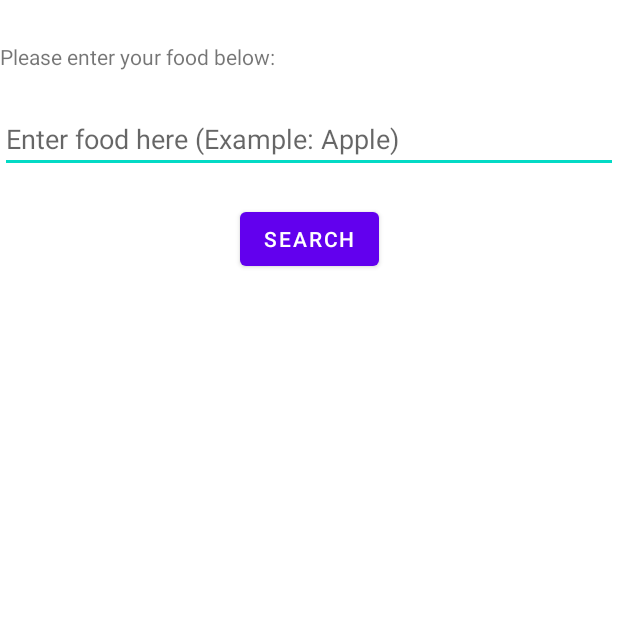
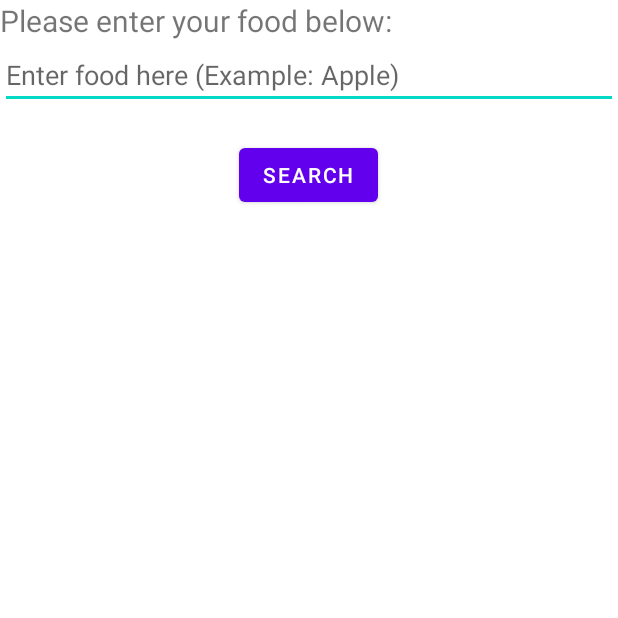
Before and after one commit to hitmanrebornict/mab-group-project, an Android app: the RecordMeals screen opened directly, with no data from a screen before it, on a phone screen of 412 x 824 dp, the top half of it. Run offline under Robolectric (Android 15) with nearby library versions, the phone set to English and light mode, and no system bars.

Commit message:
feat: changed activity_record_meals.xml layout & change the image in atkins.java from int4 to int5

```diff
--- a/app/src/main/java/com/example/mab_group_project/atkins.java
+++ b/app/src/main/java/com/example/mab_group_project/atkins.java
@@ -53,7 +53,7 @@ public class atkins extends AppCompatActivity {
 
         // Add the image to the LinearLayout
         ImageView imageView = new ImageView(this);
-        imageView.setImageResource(R.drawable.int4);
+        imageView.setImageResource(R.drawable.int5);
         imageView.setScaleType(ImageView.ScaleType.CENTER_CROP);
         layout1.addView(imageView);
 
--- a/app/src/main/res/layout/activity_record_meals.xml
+++ b/app/src/main/res/layout/activity_record_meals.xml
@@ -1,15 +1,17 @@
 <?xml version="1.0" encoding="utf-8"?>
-<androidx.constraintlayout.widget.ConstraintLayout xmlns:android="http://schemas.android.com/apk/res/android"
+<LinearLayout xmlns:android="http://schemas.android.com/apk/res/android"
     xmlns:app="http://schemas.android.com/apk/res-auto"
     xmlns:tools="http://schemas.android.com/tools"
     android:layout_width="match_parent"
     android:layout_height="match_parent"
+    android:orientation="vertical"
     tools:context=".RecordMeals">
 
     <TextView
         android:id="@+id/textView"
         android:layout_width="match_parent"
         android:layout_height="wrap_content"
+        android:textSize="20sp"
         android:text="Please enter your food below: "
         app:layout_constraintBottom_toBottomOf="parent"
         app:layout_constraintEnd_toEndOf="parent"
@@ -38,6 +40,7 @@
         android:layout_height="wrap_content"
         android:layout_marginTop="20dp"
         android:text="Search"
+        android:layout_gravity="center"
         app:layout_constraintEnd_toEndOf="parent"
         app:layout_constraintStart_toStartOf="parent"
         app:layout_constraintTop_toBottomOf="@+id/etSearchFood" />
@@ -54,4 +57,4 @@
         app:layout_constraintVertical_bias="0.26" />
 
 
-</androidx.constraintlayout.widget.ConstraintLayout>
+</LinearLayout>
```
Also changed, not shown: app/src/main/res/drawable/int5.jpg (added).
